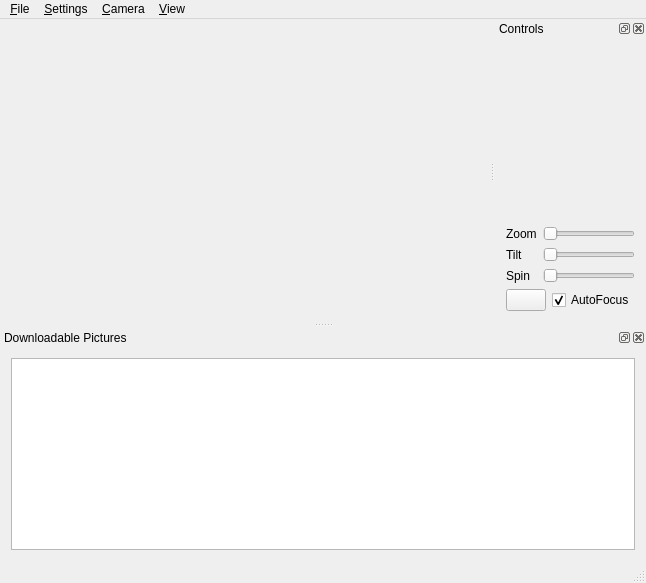
The window that client/MainWindow.ui (thejoshwolfe/repatriator) describes before a commit, drawn with Qt 5.
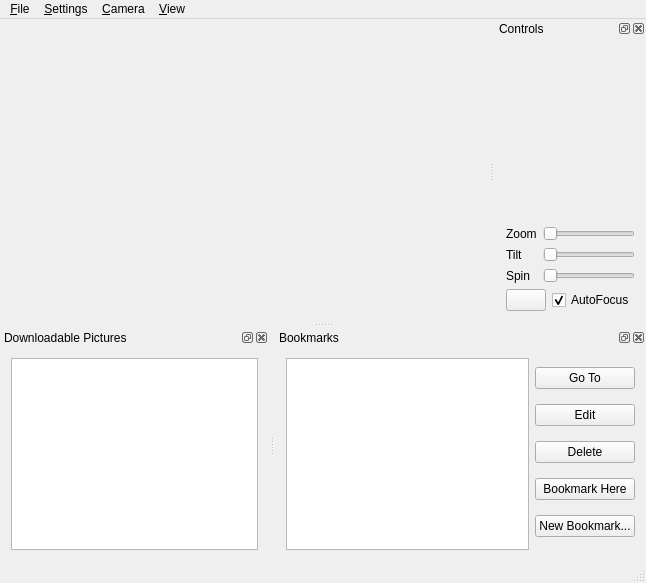
The same window after the commit. Icons and pictures are not drawn. Custom widgets are drawn as their Qt base class.

Commit message: bunch of bookmark buttons that do nothing.

What changed in the file:
```diff
--- a/client/MainWindow.ui
+++ b/client/MainWindow.ui
@@ -209,6 +209,64 @@
    <addaction name="menu_Camera"/>
    <addaction name="menu_View"/>
   </widget>
+  <widget class="QDockWidget" name="bookmarksDock">
+   <property name="windowTitle">
+    <string>Bookmarks</string>
+   </property>
+   <attribute name="dockWidgetArea">
+    <number>8</number>
+   </attribute>
+   <widget class="QWidget" name="dockWidgetContents_3">
+    <layout class="QHBoxLayout" name="horizontalLayout_4">
+     <item>
+      <layout class="QHBoxLayout" name="horizontalLayout_3">
+       <item>
+        <widget class="QListWidget" name="bookmarksList"/>
+       </item>
+       <item>
+        <layout class="QVBoxLayout" name="verticalLayout">
+         <item>
+          <widget class="QPushButton" name="pushButton">
+           <property name="text">
+            <string>Go To</string>
+           </property>
+          </widget>
+         </item>
+         <item>
+          <widget class="QPushButton" name="pushButton_2">
+           <property name="text">
+            <string>Edit</string>
+           </property>
+          </widget>
+         </item>
+         <item>
+          <widget class="QPushButton" name="pushButton_3">
+           <property name="text">
+            <string>Delete</string>
+           </property>
+          </widget>
+         </item>
+         <item>
+          <widget class="QPushButton" name="pushButton_5">
+           <property name="text">
+            <string>Bookmark Here</string>
+           </property>
+          </widget>
+         </item>
+         <item>
+          <widget class="QPushButton" name="pushButton_4">
+           <property name="text">
+            <string>New Bookmark...</string>
+           </property>
+          </widget>
+         </item>
+        </layout>
+       </item>
+      </layout>
+     </item>
+    </layout>
+   </widget>
+  </widget>
   <action name="actionDownload">
    <property name="text">
     <string>&amp;Download Selected Pictures</string>
```
Left out of the diff: 2 changed lines with no effect on the pictures.
